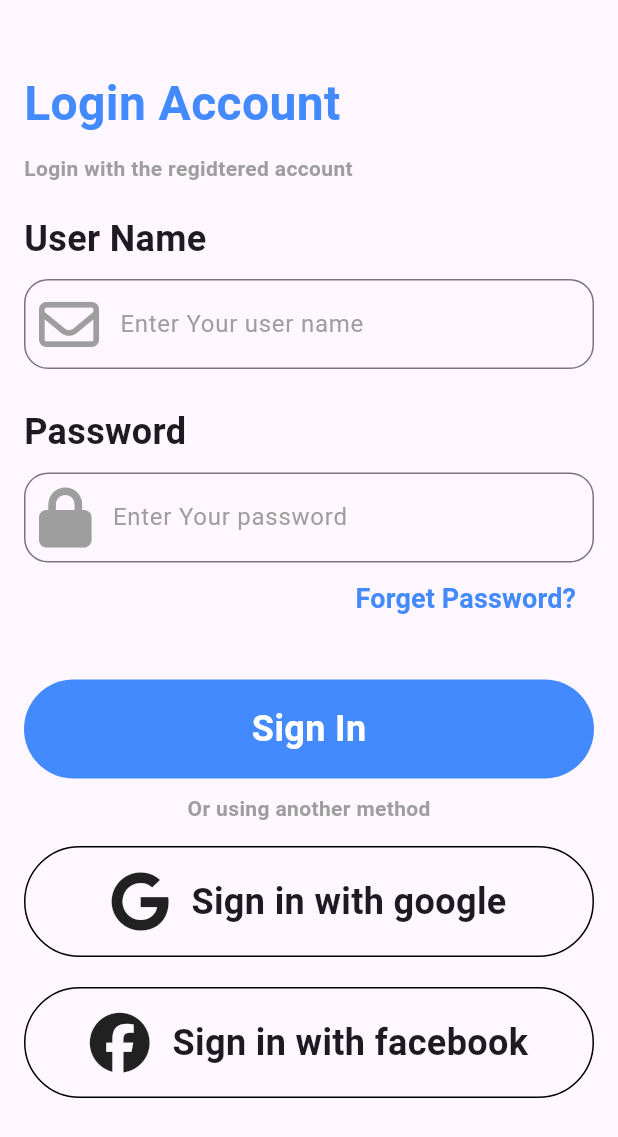
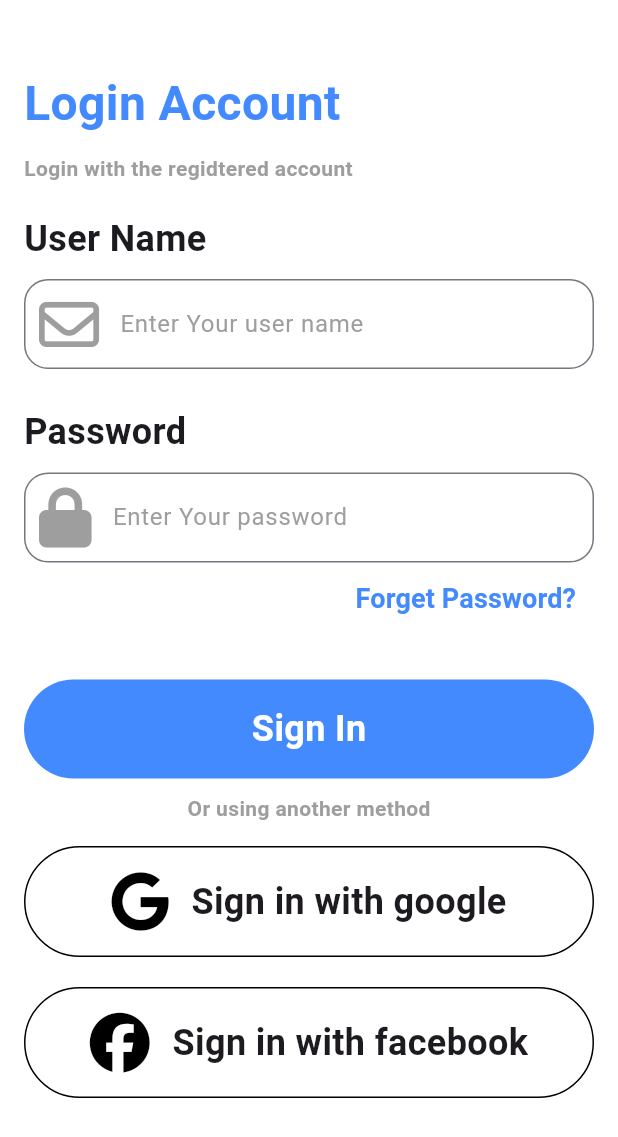
Before and after one commit to Thomas31-flutter/e-commerce-app-v2, a Flutter app: the screen it shows after launch, on a phone screen of 412 x 824 dp. Shown: the top 1137 px of the screen. Run offline on Flutter 3.47's test engine with Material 3 defaults, Android fonts, the phone set to English and light mode, and no system bars; our stand-ins replace dio, flutter_bloc, font_awesome_flutter, shared_preferences.

Commit message:
adding Dark theme

```diff
--- a/lib/app/material_app.dart
+++ b/lib/app/material_app.dart
@@ -1,3 +1,4 @@
+import 'package:ecommercev2app/core/notifier/theme_notifier.dart';
 import 'package:ecommercev2app/features/home/get_all_products_cubit/getallproductscubit.dart';
 import 'package:ecommercev2app/features/login/screens/login_screen.dart';
 import 'package:ecommercev2app/features/main_layout/main_layout_bottomnavigationbar_screen.dart';
@@ -27,8 +28,33 @@ class MyApp extends StatelessWidget {
           create: (context) => GetAllProductsCubit(),
         ),
       ],
-      child: MaterialApp(
-        routes: {"productdetailsscreen": (context) => ProductDetailsScreen()},
+      child: ValueListenableBuilder<ThemeMode>(
+        valueListenable: themeNotifier,
+        builder: (context, currentTheme, child) {
+          return MaterialApp(
+            theme: ThemeData(
+              brightness: Brightness.light,
+              scaffoldBackgroundColor: Colors.white,
+              cardColor: Colors.white,
+              iconTheme: const IconThemeData(color: Colors.black),
+              textTheme: const TextTheme(
+                bodyLarge: TextStyle(color: Colors.black),
+              ),
+            ),
+            darkTheme: ThemeData(
+              brightness: Brightness.dark,
+              scaffoldBackgroundColor: const Color(0xFF121212),
+              cardColor: const Color(0xFF1E1E1E),
+              iconTheme: const IconThemeData(color: Colors.white),
+              textTheme: const TextTheme(
+                bodyLarge: TextStyle(color: Colors.white),
+              ),
+            ),
+
+            themeMode: currentTheme,
+            routes: {
+              "productdetailsscreen": (context) => ProductDetailsScreen(),
+            },
             debugShowCheckedModeBanner: false,
             home: FutureBuilder(
               future: hasToken(),
@@ -44,6 +70,8 @@ class MyApp extends StatelessWidget {
                 }
               },
             ),
+          );
+        },
       ),
     );
   }
--- /dev/null
+++ b/lib/core/notifier/theme_notifier.dart
@@ -0,0 +1,3 @@
+import 'package:flutter/material.dart';
+
+final ValueNotifier<ThemeMode> themeNotifier = ValueNotifier(ThemeMode.light);
--- a/lib/features/home/screens/home_tap_screen.dart
+++ b/lib/features/home/screens/home_tap_screen.dart
@@ -30,7 +30,7 @@ class _HomeTapScreenState extends State<HomeTapScreen> {
       body: Padding(
         padding: const EdgeInsets.all(16.0),
         child: Column(
-          children: <Widget>[
+          children: [
             Container(
               height: 210,
               child: PageView.builder(
--- a/lib/features/home/widgets/custome_discount_card_pageview.dart
+++ b/lib/features/home/widgets/custome_discount_card_pageview.dart
@@ -41,7 +41,11 @@ class CustomeDiscountCardPageview extends StatelessWidget {
                 children: [
                   Text(
                     "24% off shipping today \n on pag burshase",
-                    style: TextStyle(fontSize: 24, fontWeight: FontWeight.w700),
+                    style: TextStyle(
+                      fontSize: 24,
+                      fontWeight: FontWeight.w700,
+                      color: Colors.black,
+                    ),
                   ),
                   Text("by kutuku store", style: TextStyle(color: Colors.grey)),
                 ],
--- a/lib/features/home/widgets/custome_product_card.dart
+++ b/lib/features/home/widgets/custome_product_card.dart
@@ -26,7 +26,7 @@ class _CustomeProductCardState extends State<CustomeProductCard> {
       child: Container(
         decoration: BoxDecoration(
           borderRadius: BorderRadius.circular(20),
-          color: Colors.white,
+          color: Theme.of(context).cardColor,
           boxShadow: [
             BoxShadow(
               color: Colors.black12,
```
Also changed, not shown: lib/features/profile/profile_screen.dart (+29 -1 lines). Lines whose indentation alone changed are shown as unchanged.
